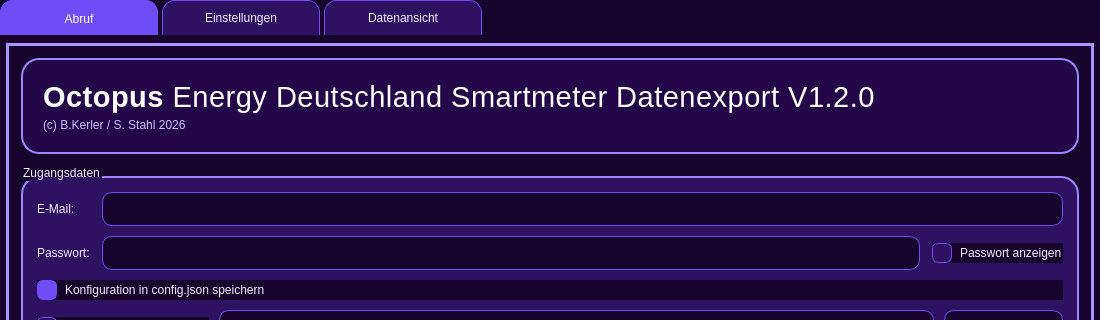
bkerler/octopusdetool, file octopusdetool/octopusdetool_gui.ui: the form before one commit; both pictures show x 0 to 1100 and y 0 to 320 of the 1100 by 860 pixel window.
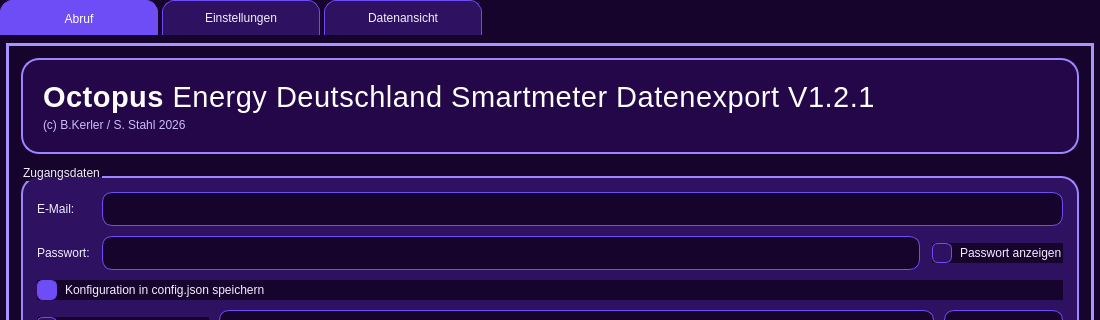
The form after the commit.

Diff of the .ui file:
```diff
--- a/octopusdetool/octopusdetool_gui.ui
+++ b/octopusdetool/octopusdetool_gui.ui
@@ -533,7 +533,7 @@
               <item>
                <widget class="QLabel" name="heroTitleLabel">
                 <property name="text">
-                 <string>&lt;html&gt;&lt;head/&gt;&lt;body&gt;&lt;p&gt;&lt;span style=&quot;font-family:'Ubuntu Sans'; font-size:22pt; font-weight:700; color:#ffffff;&quot;&gt;Octopus&lt;/span&gt;&lt;span style=&quot;font-family:'Ubuntu Sans'; font-size:22pt; font-weight:300; color:#ffffff;&quot;&gt; Energy Deutschland Smartmeter Datenexport V1.2.0&lt;/span&gt;&lt;/p&gt;&lt;/body&gt;&lt;/html&gt;</string>
+                 <string>&lt;html&gt;&lt;head/&gt;&lt;body&gt;&lt;p&gt;&lt;span style=&quot;font-family:'Ubuntu Sans'; font-size:22pt; font-weight:700; color:#ffffff;&quot;&gt;Octopus&lt;/span&gt;&lt;span style=&quot;font-family:'Ubuntu Sans'; font-size:22pt; font-weight:300; color:#ffffff;&quot;&gt; Energy Deutschland Smartmeter Datenexport V1.2.1&lt;/span&gt;&lt;/p&gt;&lt;/body&gt;&lt;/html&gt;</string>
                 </property>
                 <property name="wordWrap">
                  <bool>true</bool>
```
Left out of the diff: 2 changed lines with no effect on the pictures.
